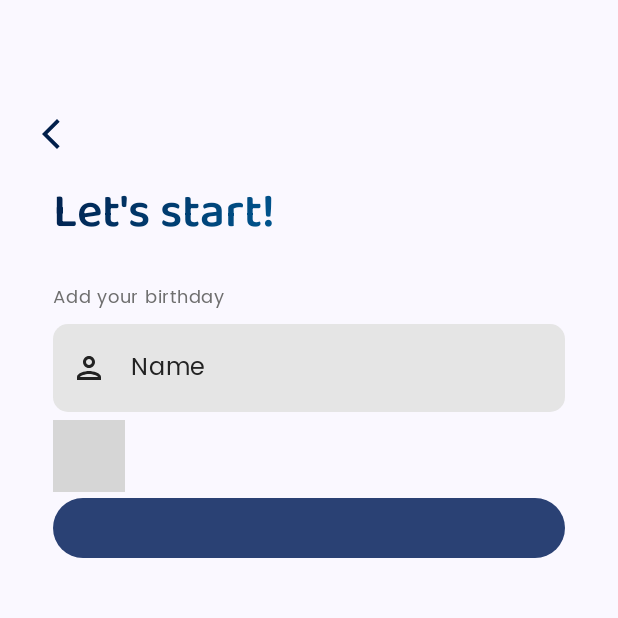
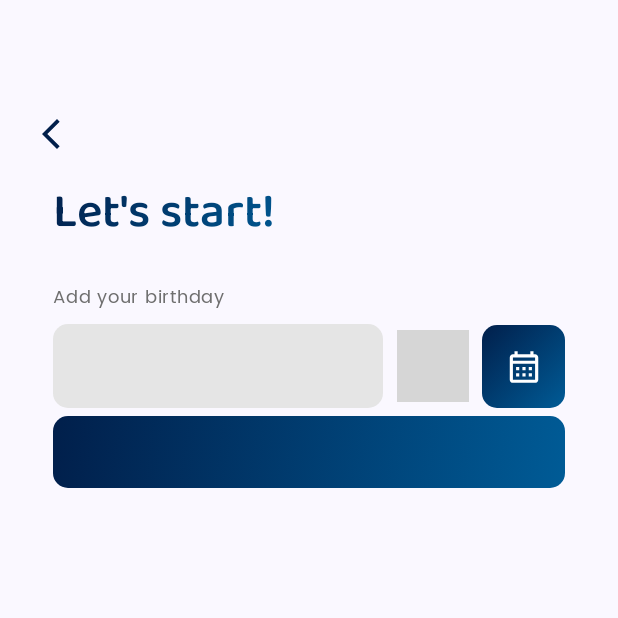
Before and after one commit to JINNIELABORE/Jinni-Mobile, an Android app built with Jetpack Compose: the BirthdayScreen screen opened through its navigation route, on a phone screen of 412 x 824 dp, the top half of it. Run offline under Robolectric (Android 15) with nearby library versions, the phone set to English and light mode, and no system bars; libraries missing offline, so code that uses them is left out: network.chaintech.kmp_date_time_picker; Roboto replaces fonts that are not available here; 3 statements that could not run were skipped; grey boxes are pictures that could not be loaded.

Commit message:
cadastro freelancer quase pronto

```diff
--- a/app/src/main/java/br/senai/sp/jandira/MainActivity.kt
+++ b/app/src/main/java/br/senai/sp/jandira/MainActivity.kt
@@ -36,7 +36,7 @@ class MainActivity : ComponentActivity() {
                 val clientViewModel = ClientViewModel()
                 NavHost(
                     navController = navController,
-                    startDestination = "Chat",
+                    startDestination = "Birthday",
                 ){
                     composable(route = "FirstPage") { FirstPageScreen(navController) }
                     composable(route = "SignUpMethod") { SignUpMethodChoiceScreen(navController) }
--- a/app/src/main/java/br/senai/sp/jandira/screens/cadastros/BirthdayScreen.kt
+++ b/app/src/main/java/br/senai/sp/jandira/screens/cadastros/BirthdayScreen.kt
@@ -1,15 +1,26 @@
 package br.senai.sp.jandira.screens.cadastros
 
+import androidx.compose.foundation.background
+import androidx.compose.foundation.clickable
+import androidx.compose.foundation.layout.Arrangement
 import androidx.compose.foundation.layout.Column
 import androidx.compose.foundation.layout.Row
+import androidx.compose.foundation.layout.Spacer
 import androidx.compose.foundation.layout.fillMaxSize
 import androidx.compose.foundation.layout.fillMaxWidth
+import androidx.compose.foundation.layout.height
 import androidx.compose.foundation.layout.padding
+import androidx.compose.foundation.layout.size
+import androidx.compose.foundation.layout.width
 import androidx.compose.foundation.shape.RoundedCornerShape
 import androidx.compose.material.icons.Icons
 import androidx.compose.material.icons.outlined.ArrowBackIosNew
+import androidx.compose.material.icons.outlined.CalendarMonth
 import androidx.compose.material.icons.outlined.Person
 import androidx.compose.material3.Button
+import androidx.compose.material3.ButtonDefaults
+import androidx.compose.material3.Card
+import androidx.compose.material3.CardDefaults
 import androidx.compose.material3.Icon
 import androidx.compose.material3.IconButton
 import androidx.compose.material3.OutlinedTextField
@@ -21,6 +32,7 @@ import androidx.compose.runtime.getValue
 import androidx.compose.runtime.mutableStateOf
 import androidx.compose.runtime.remember
 import androidx.compose.runtime.setValue
+import androidx.compose.ui.Alignment
 import androidx.compose.ui.Modifier
 import androidx.compose.ui.graphics.Brush
 import androidx.compose.ui.graphics.Color
@@ -33,6 +45,7 @@ import androidx.compose.ui.unit.sp
 import br.senai.sp.jandira.R
 import br.senai.sp.jandira.ui.theme.BalooTammudu
 import br.senai.sp.jandira.ui.theme.Poppins
+import br.senai.sp.jandira.viewmodel.FreelancerViewModel
 import kotlinx.datetime.LocalDate
 import network.chaintech.kmp_date_time_picker.ui.datepicker.WheelDatePickerView
 import network.chaintech.kmp_date_time_picker.utils.DateTimePickerView
@@ -42,6 +55,10 @@ import network.chaintech.kmp_date_time_picker.utils.now
 fun BirthdayScreen() {
 
     var showDatePicker by remember { mutableStateOf(false) }
+
+    var datanasc = remember {
+        mutableStateOf("")
+    }
 
     Surface (
         modifier = Modifier
@@ -96,27 +113,22 @@ fun BirthdayScreen() {
                         color = Color(0xff6F6F6F)
                     )
 
+                    Row (
+                        modifier = Modifier.fillMaxWidth(),
+                        verticalAlignment = Alignment.CenterVertically,
+                        horizontalArrangement = Arrangement.SpaceBetween
+                    ){
+
                         OutlinedTextField(
-                        value = "",
-                        onValueChange = { },
+                            value = datanasc.value,
+                            onValueChange = {
+                                datanasc.value = it
+                            },
                             modifier = Modifier
-                            .fillMaxWidth()
+                                .width(220.dp)
                                 .padding(vertical = 5.dp),
                             shape = RoundedCornerShape(10.dp),
-                        placeholder = {
-                            Text(
-                                text = stringResource(id = R.string.name),
-                                color = Color(0xff222222),
-                                fontFamily = Poppins,
-                            )
-                        },
-                        leadingIcon = {
-                            Icon(
-                                imageVector = Icons.Outlined.Person,
-                                contentDescription = "Name",
-                                tint = Color(0xff222222)
-                            )
-                        },
+                            readOnly = true,
                             colors = OutlinedTextFieldDefaults.colors(
                                 focusedContainerColor = Color(0xffE5E5E5),
                                 unfocusedContainerColor = Color(0xffE5E5E5),
@@ -129,7 +141,7 @@ fun BirthdayScreen() {
 
                         WheelDatePickerView(
                             showDatePicker = showDatePicker,
-                        height = 300.dp,
+                            height = 200.dp,
                             title = stringResource(id = R.string.birthday),
                             titleStyle = TextStyle(
                                 fontSize = 20.sp,
@@ -153,18 +165,89 @@ fun BirthdayScreen() {
                             onDoneClick = {
                                 showDatePicker = false
                                 println("Done: $it")
+                                datanasc.value = "${it.dayOfMonth}/${it.monthNumber}/${it.year}"
                             },
                             onDismiss = {
                                 showDatePicker = false
                                 println("Dismissed.")
                             })
 
+                        Card (
+                            modifier = Modifier
+                                .height(55.dp)
+                                .width(55.dp)
+                                .clickable {
+                                    showDatePicker = true
+                                }
+                                .background(
+                                    brush = Brush.linearGradient(
+                                        listOf(
+                                            Color(0xff011F4B),
+                                            Color(0xff005B96)
+                                        )
+                                    ),
+                                    shape = RoundedCornerShape(10.dp)
+                                ),
+                            colors = CardDefaults.cardColors(
+                                containerColor = Color.Transparent
+                            )
+                        ){
+                            Column (
+                                modifier = Modifier
+                                    .fillMaxSize(),
+                                horizontalAlignment = Alignment.CenterHorizontally,
+                                verticalArrangement = Arrangement.Center
+                            ){
+                                Icon(
+                                    imageVector = Icons.Outlined.CalendarMonth,
+                                    contentDescription = "Name",
+                                    tint = Color(0xffFFFFFF),
+                                    modifier = Modifier
+                                        .size(25.dp)
+                                )
+                            }
+                        }
+
+
+                    }
+
+                    Row (
+                        modifier = Modifier
+                            .fillMaxWidth()
+                    ){
+
                         Button(
                             modifier = Modifier
-                            .fillMaxWidth(),
-                        onClick = { showDatePicker = true }) {
+                                .fillMaxWidth()
+                                .background(
+                                    brush = Brush.linearGradient(
+                                        listOf(
+                                            Color(0xff011F4B),
+                                            Color(0xff005B96)
+                                        )
+                                    ),
+                                    shape = RoundedCornerShape(10.dp)
+                                ),
+                            colors = ButtonDefaults.buttonColors(
+                                containerColor = Color.Transparent
+                            ),
+                            onClick = {
+                                if (datanasc.value.isNotEmpty()){
+                                    FreelancerViewModel().addBirthday(datanasc.value)
 
                                 }
+                            }) {
+
+
+                        }
+                    }
+
+
+
+
+
+
+
 
                 }
             }
--- a/app/src/main/java/br/senai/sp/jandira/screens/cadastros/FreelancerSignUp.kt
+++ b/app/src/main/java/br/senai/sp/jandira/screens/cadastros/FreelancerSignUp.kt
@@ -38,6 +38,7 @@ import br.senai.sp.jandira.model.Freelancer
 import br.senai.sp.jandira.service.RetrofitFactory
 import br.senai.sp.jandira.ui.theme.BalooTammudu
 import br.senai.sp.jandira.ui.theme.Poppins
+import br.senai.sp.jandira.viewmodel.FreelancerViewModel
 import retrofit2.Call
 import retrofit2.Callback
 import retrofit2.Response
@@ -296,12 +297,8 @@ fun FreelancerSignUp(navController: NavController) {
                             (freelancerName.value.isNotEmpty() && freelancerEmail.value.isNotEmpty() && freelancerPassword.value.isNotEmpty() && freelancerConfirmPassword.value.isNotEmpty()) &&
                             (freelancerPassword.value == freelancerConfirmPassword.value)){
 
-                            val freelancer = Freelancer(
-                                nome_freelancer = freelancerName.value,
-                                email_freelancer = freelancerEmail.value,
-                                senha_freelancer = freelancerPassword.value,
-                                cpf_freelancer = freelancerCpf.value
-                            )
+                            FreelancerViewModel().setFreelancerData(freelancerName.value,freelancerEmail.value ,freelancerCpf.value, freelancerPassword.value)
+                            val freelancer = FreelancerViewModel().freelancerData.value
                             val freelancerService = retrofitFactory.createFreelancerService()
 
                             freelancerService.postFreelancer(freelancer).enqueue(object : Callback<Freelancer> {
--- a/app/src/main/java/br/senai/sp/jandira/viewmodel/FreelancerViewModel.kt
+++ b/app/src/main/java/br/senai/sp/jandira/viewmodel/FreelancerViewModel.kt
@@ -1,11 +1,30 @@
 package br.senai.sp.jandira.viewmodel
 
+import androidx.compose.runtime.mutableStateOf
 import androidx.lifecycle.ViewModel
 import br.senai.sp.jandira.model.Freelancer
 
 class FreelancerViewModel: ViewModel() {
 
-    var freelancerData = mutableListOf(Freelancer())
+    var freelancerData = mutableStateOf(Freelancer())
+
+    fun addBirthday(birthday: String) {
+
+        freelancerData.value = freelancerData.value.copy(data_nascimento = birthday.toString())
+    }
+
+    fun setFreelancerData(name: String, cpf: String, email: String, password: String){
+
+
+            freelancerData.value = freelancerData.value.copy(
+                nome_freelancer = name,
+                email_freelancer = email,
+                senha_freelancer = password,
+                cpf_freelancer = cpf
+            )
+
+    }
+
 
 
 }
```
Lines whose indentation alone changed are shown as unchanged.
